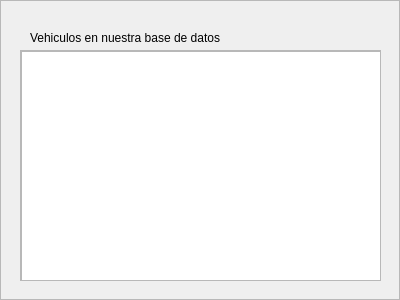
This is listavehiculos.ui in eherng03/el-coche-de-homer as Qt 5 draws it before an edit. The edited form follows.
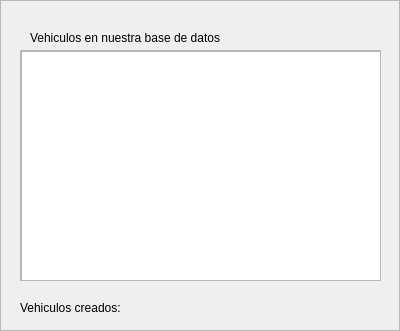
This is the edited form.

Diff of the .ui file:
```diff
--- a/listavehiculos.ui
+++ b/listavehiculos.ui
@@ -7,7 +7,7 @@
     <x>0</x>
     <y>0</y>
     <width>400</width>
-    <height>300</height>
+    <height>331</height>
    </rect>
   </property>
   <property name="windowTitle">
@@ -65,6 +65,32 @@
     <string>Vehiculos en nuestra base de datos:</string>
    </property>
   </widget>
+  <widget class="QLabel" name="labelContadorVehiculosCreados">
+   <property name="geometry">
+    <rect>
+     <x>110</x>
+     <y>300</y>
+     <width>61</width>
+     <height>16</height>
+    </rect>
+   </property>
+   <property name="text">
+    <string/>
+   </property>
+  </widget>
+  <widget class="QLabel" name="labelIndicadorContador">
+   <property name="geometry">
+    <rect>
+     <x>20</x>
+     <y>300</y>
+     <width>101</width>
+     <height>16</height>
+    </rect>
+   </property>
+   <property name="text">
+    <string>Vehiculos creados:</string>
+   </property>
+  </widget>
  </widget>
  <resources/>
  <connections/>
```
